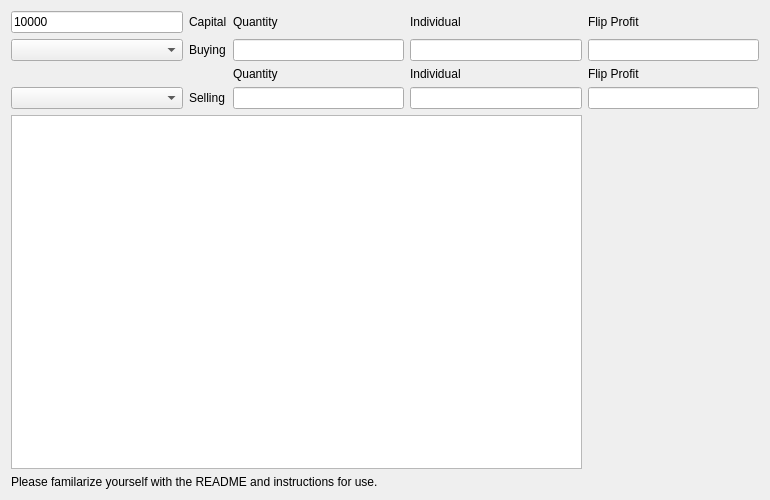
Qt form config/NW_TP3.ui (rjbrown2/NWTP) before a commit.
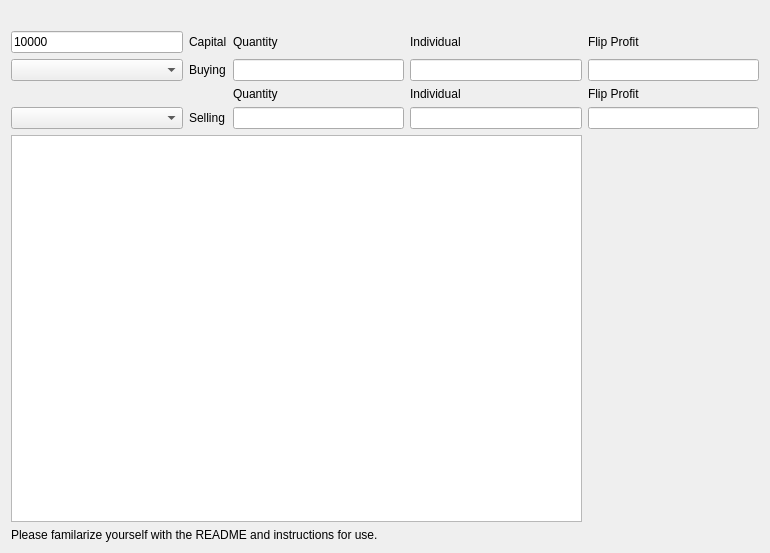
The same form after that commit. Icons and pictures are not drawn.

Patch:
```diff
--- a/config/NW_TP3.ui
+++ b/config/NW_TP3.ui
@@ -7,7 +7,7 @@
     <x>0</x>
     <y>0</y>
     <width>770</width>
-    <height>500</height>
+    <height>553</height>
    </rect>
   </property>
   <property name="minimumSize">
@@ -24,42 +24,97 @@
     <normaloff>../resources/NW-coins-96x.ico</normaloff>../resources/NW-coins-96x.ico</iconset>
   </property>
   <layout class="QGridLayout" name="gridLayout">
-   <item row="0" column="0">
+   <item row="1" column="3">
+    <widget class="QLabel" name="buy_individual_label">
+     <property name="text">
+      <string>Individual</string>
+     </property>
+    </widget>
+   </item>
+   <item row="1" column="2">
+    <widget class="QLabel" name="buy_quantity_label">
+     <property name="text">
+      <string>Quantity</string>
+     </property>
+    </widget>
+   </item>
+   <item row="1" column="0">
     <widget class="QLineEdit" name="Capital">
      <property name="text">
       <string>10000</string>
      </property>
     </widget>
    </item>
-   <item row="0" column="1">
+   <item row="3" column="2">
+    <widget class="QLabel" name="sell_quantity_label">
+     <property name="text">
+      <string>Quantity</string>
+     </property>
+    </widget>
+   </item>
+   <item row="1" column="1">
     <widget class="QLabel" name="capital_label">
      <property name="text">
       <string>Capital</string>
      </property>
     </widget>
    </item>
-   <item row="0" column="2">
-    <widget class="QLabel" name="buy_quantity_label">
-     <property name="text">
-      <string>Quantity</string>
-     </property>
-    </widget>
-   </item>
-   <item row="0" column="3">
-    <widget class="QLabel" name="buy_individual_label">
+   <item row="3" column="3">
+    <widget class="QLabel" name="sell_individual_label">
      <property name="text">
       <string>Individual</string>
      </property>
     </widget>
    </item>
-   <item row="0" column="4">
-    <widget class="QLabel" name="buy_flip_label">
+   <item row="2" column="4">
+    <widget class="QLineEdit" name="buyFlip"/>
+   </item>
+   <item row="4" column="3">
+    <widget class="QLineEdit" name="sellIndividual"/>
+   </item>
+   <item row="4" column="4">
+    <widget class="QLineEdit" name="sellFlip"/>
+   </item>
+   <item row="2" column="3">
+    <widget class="QLineEdit" name="buyIndividual"/>
+   </item>
+   <item row="5" column="0" colspan="4">
+    <widget class="QTreeView" name="debugTreeView"/>
+   </item>
+   <item row="6" column="0" colspan="5">
+    <widget class="QLabel" name="text_info">
      <property name="text">
-      <string>Flip Profit</string>
+      <string>Please familarize yourself with the README and instructions for use.  </string>
      </property>
     </widget>
    </item>
-   <item row="1" column="0">
+   <item row="5" column="4">
+    <widget class="QLabel" name="label">
+     <property name="text">
+      <string/>
+     </property>
+     <property name="pixmap">
+      <pixmap>../resources/StrillesCedias.xpm</pixmap>
+     </property>
+     <property name="scaledContents">
+      <bool>false</bool>
+     </property>
+     <property name="alignment">
+      <set>Qt::AlignCenter</set>
+     </property>
+    </widget>
+   </item>
+   <item row="2" column="2">
+    <widget class="QLineEdit" name="buyQuantity">
+     <property name="text">
+      <string/>
+     </property>
+    </widget>
+   </item>
+   <item row="4" column="2">
+    <widget class="QLineEdit" name="sellQuantity"/>
+   </item>
+   <item row="2" column="0">
     <widget class="QComboBox" name="buy_comboBox">
      <item>
       <property name="text">
@@ -303,48 +358,28 @@
      </item>
     </widget>
    </item>
-   <item row="1" column="1">
+   <item row="2" column="1">
     <widget class="QLabel" name="buy_label">
      <property name="text">
       <string>Buying</string>
      </property>
     </widget>
    </item>
-   <item row="1" column="2">
-    <widget class="QLineEdit" name="buyQuantity">
-     <property name="text">
-      <string/>
-     </property>
-    </widget>
-   </item>
-   <item row="1" column="3">
-    <widget class="QLineEdit" name="buyIndividual"/>
-   </item>
    <item row="1" column="4">
-    <widget class="QLineEdit" name="buyFlip"/>
-   </item>
-   <item row="2" column="2">
-    <widget class="QLabel" name="sell_quantity_label">
+    <widget class="QLabel" name="buy_flip_label">
      <property name="text">
-      <string>Quantity</string>
+      <string>Flip Profit</string>
      </property>
     </widget>
    </item>
-   <item row="2" column="3">
-    <widget class="QLabel" name="sell_individual_label">
-     <property name="text">
-      <string>Individual</string>
-     </property>
-    </widget>
-   </item>
-   <item row="2" column="4">
+   <item row="3" column="4">
     <widget class="QLabel" name="sell_flip_label">
      <property name="text">
       <string>Flip Profit</string>
      </property>
     </widget>
    </item>
-   <item row="3" column="0">
+   <item row="4" column="0">
     <widget class="QComboBox" name="sell_comboBox">
      <item>
       <property name="text">
@@ -473,47 +508,28 @@
      </item>
     </widget>
    </item>
-   <item row="3" column="1">
+   <item row="4" column="1">
     <widget class="QLabel" name="sell_label">
      <property name="text">
       <string>Selling</string>
      </property>
     </widget>
    </item>
-   <item row="3" column="2">
-    <widget class="QLineEdit" name="sellQuantity"/>
-   </item>
-   <item row="3" column="3">
-    <widget class="QLineEdit" name="sellIndividual"/>
-   </item>
-   <item row="3" column="4">
-    <widget class="QLineEdit" name="sellFlip"/>
-   </item>
-   <item row="4" column="0" colspan="4">
-    <widget class="QTreeView" name="debugTreeView"/>
-   </item>
-   <item row="4" column="4">
-    <widget class="QLabel" name="label">
-     <property name="text">
-      <string/>
+   <item row="0" column="2">
+    <spacer name="verticalSpacer">
+     <property name="orientation">
+      <enum>Qt::Vertical</enum>
      </property>
-     <property name="pixmap">
-      <pixmap>../resources/StrillesCedias.xpm</pixmap>
+     <property name="sizeType">
+      <enum>QSizePolicy::Fixed</enum>
      </property>
-     <property name="scaledContents">
-      <bool>false</bool>
+     <property name="sizeHint" stdset="0">
+      <size>
+       <width>20</width>
+       <height>20</height>
+      </size>
      </property>
-     <property name="alignment">
-      <set>Qt::AlignCenter</set>
-     </property>
-    </widget>
-   </item>
-   <item row="5" column="0" colspan="5">
-    <widget class="QLabel" name="text_info">
-     <property name="text">
-      <string>Please familarize yourself with the README and instructions for use.  </string>
-     </property>
-    </widget>
+    </spacer>
    </item>
   </layout>
  </widget>
```
